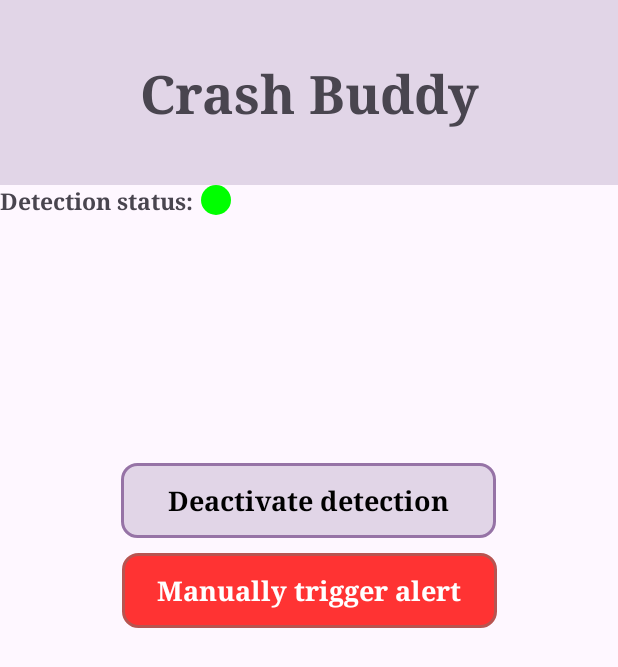
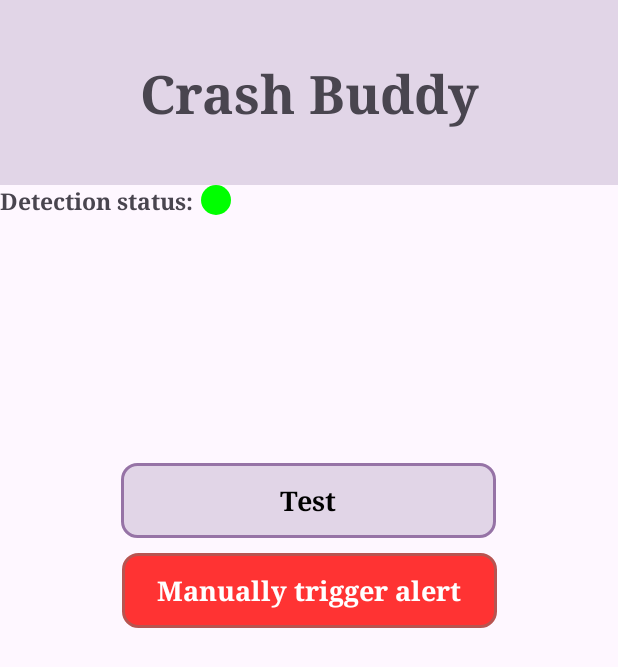
Before and after one commit to Hustini/ChrashBuddy, an Android app: the screen it shows after launch (MainActivity), after a tap on "Activate Detection", on a phone screen of 412 x 824 dp. Shown: the top 667 px of the screen. Run offline under Robolectric (Android 15) with nearby library versions, the phone set to English and light mode, and no system bars.

Commit message:
changed the service file

```diff
--- a/app/src/main/AndroidManifest.xml
+++ b/app/src/main/AndroidManifest.xml
@@ -12,6 +12,11 @@
         android:supportsRtl="true"
         android:theme="@style/Theme.ChrashBuddy"
         tools:targetApi="31">
+        <service
+            android:name=".ChrashBuddyService"
+            android:enabled="true"
+            android:exported="true"></service>
+
         <activity
             android:name=".AlarmActivity"
             android:exported="false" />
--- a/app/src/main/java/com/example/chrashbuddy/CrashBuddyServices.java
+++ /dev/null
@@ -1,3 +0,0 @@
-package com.example.chrashbuddy;
-
-public class CrashBuddyServices {}
--- a/app/src/main/java/com/example/chrashbuddy/MainActivity.java
+++ b/app/src/main/java/com/example/chrashbuddy/MainActivity.java
@@ -2,21 +2,17 @@ package com.example.chrashbuddy;
 
 import android.content.Intent;
 import android.graphics.Color;
-import android.graphics.drawable.Drawable;
 import android.graphics.drawable.GradientDrawable;
 import android.os.Bundle;
-import android.util.Log;
 import android.view.View;
-import android.widget.EditText;
 import android.widget.ImageView;
 import android.widget.TextView;
-
 import androidx.activity.EdgeToEdge;
 import androidx.appcompat.app.AppCompatActivity;
-import androidx.appcompat.content.res.AppCompatResources;
 import androidx.core.graphics.Insets;
 import androidx.core.view.ViewCompat;
 import androidx.core.view.WindowInsetsCompat;
+
 
 public class MainActivity extends AppCompatActivity {
 
@@ -51,6 +47,9 @@ public class MainActivity extends AppCompatActivity {
                     drawable.setColor(Color.GREEN);
                     currentColor[0] = Color.GREEN;
                     activationToggleButton.setText("Deactivate detection");
+
+                    var test = CrashBuddyService.detectAccident();
+                    activationToggleButton.setText(test);
                 } else {
                     drawable.setColor(Color.RED);
                     currentColor[0] = Color.RED;
```
Also changed, not shown: app/src/main/java/com/example/chrashbuddy/CrashBuddyService.java (added, +17 -0 lines).
